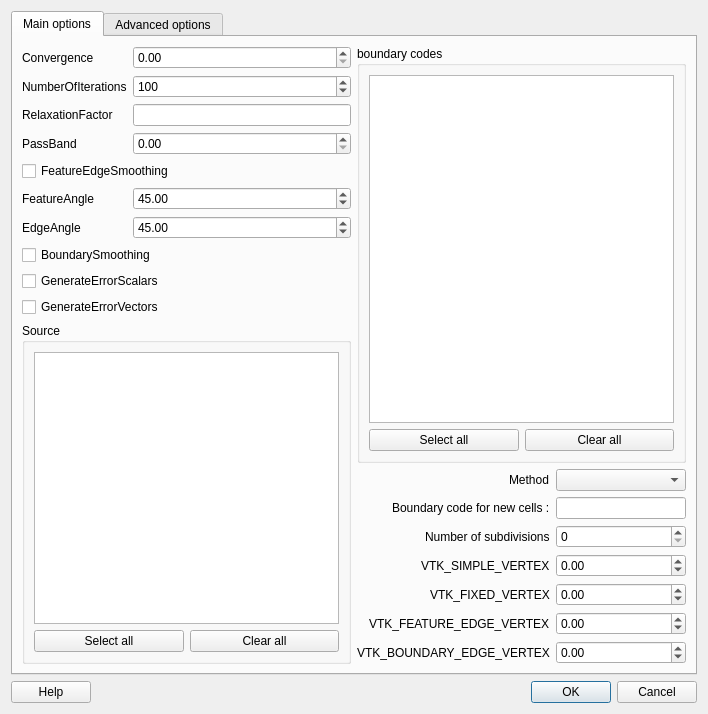
First picture: the form in guismoothsurface.ui, repository enGits/engrid, before the edit.
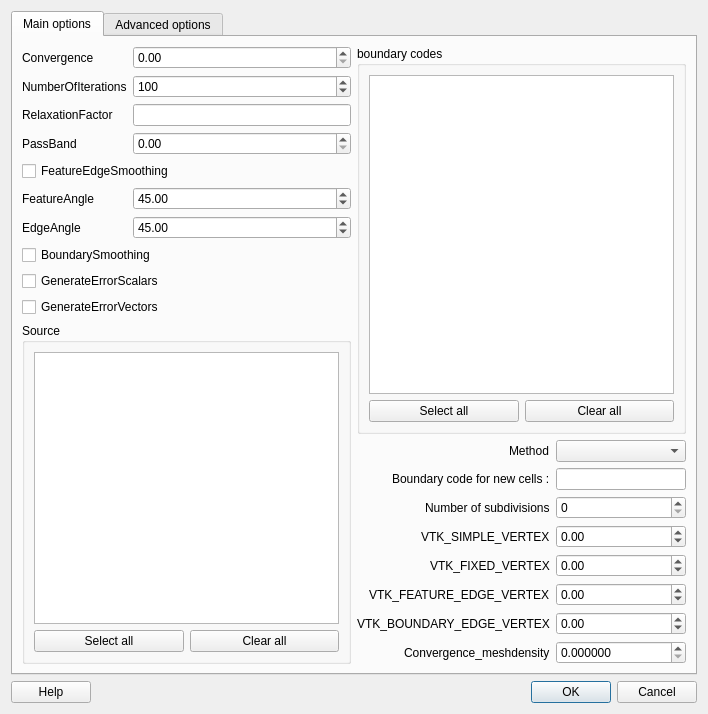
Second picture: the form after the edit. The open tabs and pages were chosen to show the change. Icons and pictures are not drawn.

Commit message: Added convergence variable for mesh density calculation

Patch:
```diff
--- a/guismoothsurface.ui
+++ b/guismoothsurface.ui
@@ -337,6 +337,23 @@
              </property>
             </widget>
            </item>
+           <item row="7" column="0" >
+            <widget class="QLabel" name="label_10" >
+             <property name="text" >
+              <string>Convergence_meshdensity</string>
+             </property>
+            </widget>
+           </item>
+           <item row="7" column="1" >
+            <widget class="QDoubleSpinBox" name="doubleSpinBox_Convergence_meshdensity" >
+             <property name="decimals" >
+              <number>6</number>
+             </property>
+             <property name="singleStep" >
+              <double>0.010000000000000</double>
+             </property>
+            </widget>
+           </item>
           </layout>
          </item>
         </layout>
```
Left out of the diff: 2 changed lines with no effect on the pictures. The commit also changes 3 other files.
